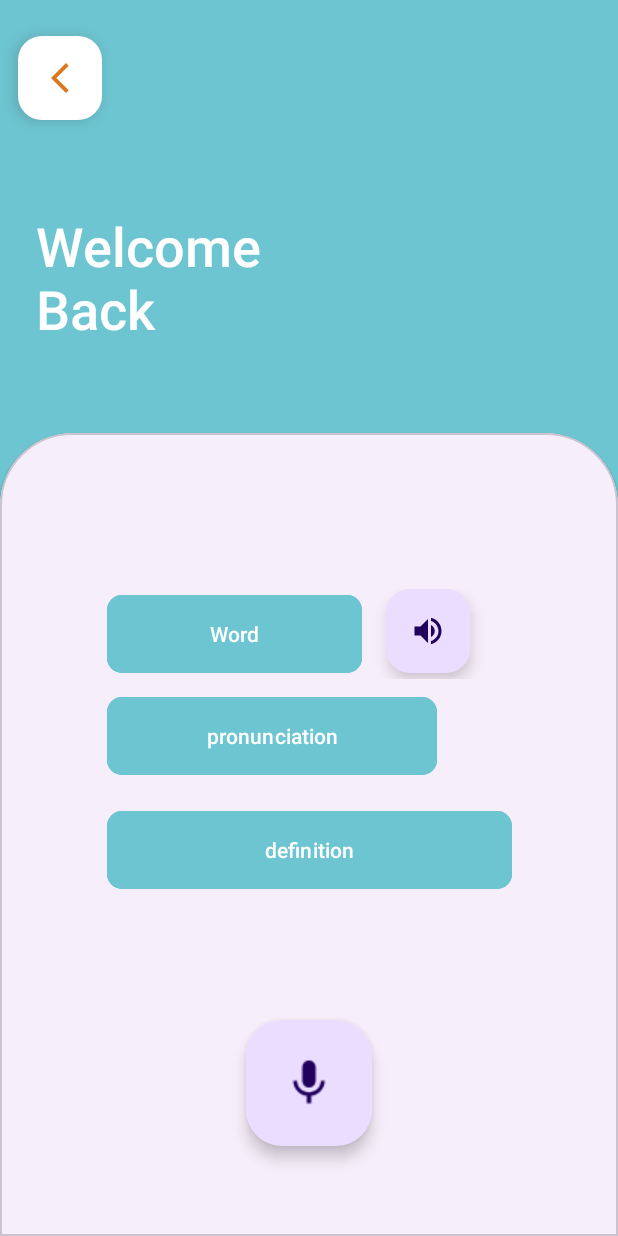
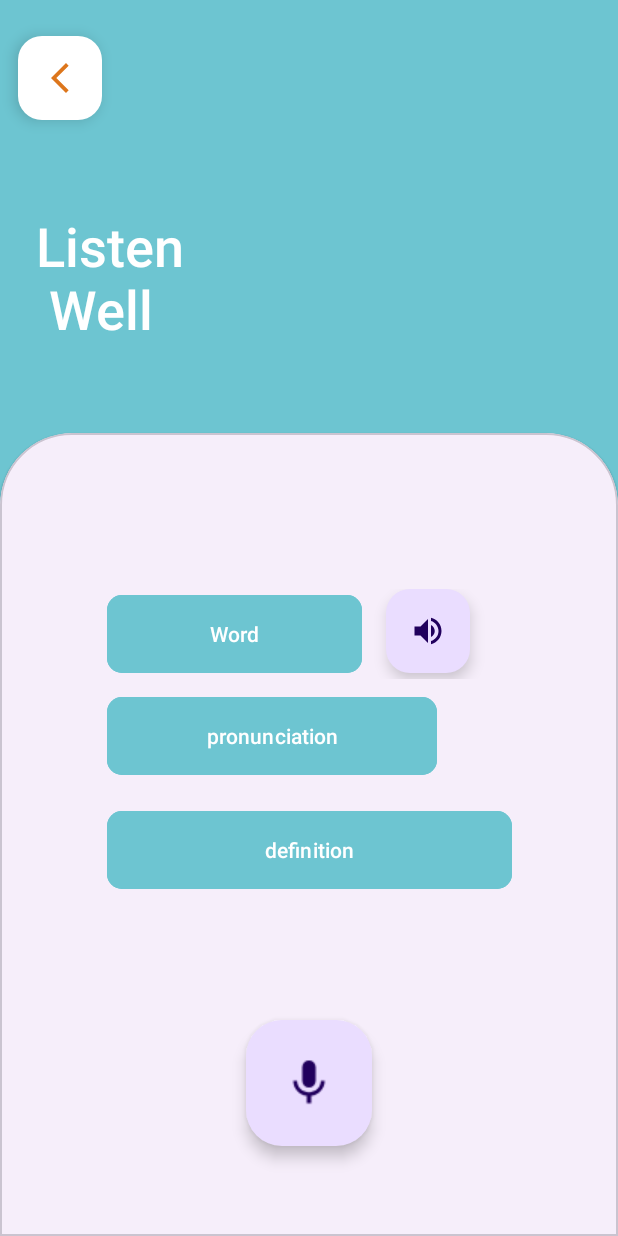
Before and after one commit to hasimiali/CapsEvan, an Android app: the Game screen opened directly, with no data from a screen before it, on a phone screen of 412 x 824 dp. Run offline under Robolectric (Android 15) with nearby library versions, the phone set to English and light mode, and no system bars.

Commit message:
UI Images

```diff
--- a/Speaktoo/app/src/main/res/layout/game.xml
+++ b/Speaktoo/app/src/main/res/layout/game.xml
@@ -14,7 +14,7 @@
         android:layout_height="wrap_content"
         android:layout_marginStart="24dp"
         android:fontFamily="sans-serif-medium"
-        android:text="@string/welcome_back"
+        android:text="Listen \n Well"
         android:textColor="@color/white"
         android:textSize="36sp"
         app:layout_constraintBottom_toTopOf="@+id/guidelineGame"
```
Also changed, not shown: 9 other files.
